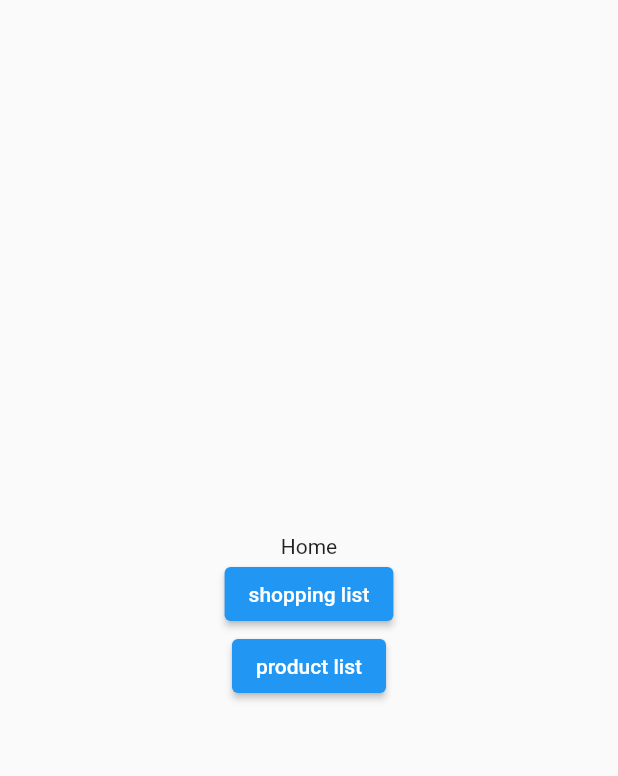
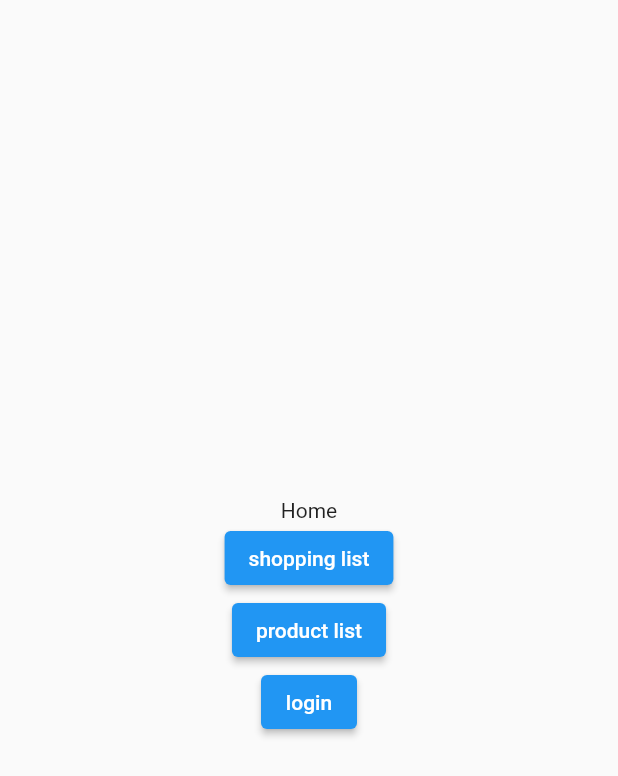
Before and after one commit to BerentM/zakupy-frontend, a Flutter app: the screen it shows after launch, on a phone screen of 412 x 824 dp. Shown: the top 776 px of the screen. Run offline on Flutter 3.47's test engine with Material 2 defaults, Android fonts, the phone set to English and light mode, and no system bars; our stand-ins replace bloc, equatable, flutter_bloc, flutter_secure_storage, logger; generated files the repository leaves out were written again.

Commit message:
feat: login page + secure storage

```diff
--- a/lib/constants/strings.dart
+++ b/lib/constants/strings.dart
@@ -5,5 +5,6 @@ const PRODUCT_LIST = "/product_list";
 const ADD_PRODUCT = "/add_product_list";
 const EDIT_PRODUCT = "/edit_product_list";
 const HOME = "/";
+const LOGIN = "/login";
 
 const BASE_API_URL = "http://10.0.2.2:8000";
--- /dev/null
+++ b/lib/data/models/auth.dart
@@ -0,0 +1,29 @@
+// To parse this JSON data, do
+//
+//     final jwtLogin = jwtLoginFromJson(jsonString);
+
+import 'dart:convert';
+
+JwtLogin jwtLoginFromJson(String str) => JwtLogin.fromJson(json.decode(str));
+
+String jwtLoginToJson(JwtLogin data) => json.encode(data.toJson());
+
+class JwtLogin {
+  JwtLogin({
+    required this.accessToken,
+    required this.tokenType,
+  });
+
+  String accessToken;
+  String tokenType;
+
+  factory JwtLogin.fromJson(Map<String, dynamic> json) => JwtLogin(
+        accessToken: json["access_token"],
+        tokenType: json["token_type"],
+      );
+
+  Map<String, dynamic> toJson() => {
+        "access_token": accessToken,
+        "token_type": tokenType,
+      };
+}
--- /dev/null
+++ b/lib/utils/storage.dart
@@ -0,0 +1,3 @@
+import 'package:flutter_secure_storage/flutter_secure_storage.dart';
+
+final storage = FlutterSecureStorage();
--- a/lib/view/home/home.dart
+++ b/lib/view/home/home.dart
@@ -21,6 +21,12 @@ class Home extends StatelessWidget {
               onPressed: (() => Navigator.pushNamed(context, PRODUCT_LIST)),
               child: Text(AppLocalizations.of(context)!.product_list),
             ),
+          ),
+          Center(
+            child: ElevatedButton(
+              onPressed: (() => Navigator.pushNamed(context, LOGIN)),
+              child: Text(AppLocalizations.of(context)!.login),
+            ),
           )
         ],
       ),
--- /dev/null
+++ b/lib/view/login/cubit/login_cubit.dart
@@ -0,0 +1,16 @@
+import 'package:bloc/bloc.dart';
+import 'package:equatable/equatable.dart';
+import 'package:zakupy_frontend/data/api_service.dart';
+import 'package:zakupy_frontend/utils/storage.dart';
+
+part 'login_state.dart';
+
+class LoginCubit extends Cubit<LoginState> {
+  LoginCubit() : super(LoginInitial());
+
+  Future<void> getToken(String username, password) async {
+    var token = await ApiService().login(username, password);
+    storage.write(key: "jwt", value: token.accessToken);
+    emit(LoggedIn());
+  }
+}
--- /dev/null
+++ b/lib/view/login/login.dart
@@ -0,0 +1,16 @@
+import 'package:flutter/material.dart';
+import 'package:flutter_bloc/flutter_bloc.dart';
+import 'package:zakupy_frontend/view/login/cubit/login_cubit.dart';
+import 'package:zakupy_frontend/view/login/widgets/login_view.dart';
+
+class Login extends StatelessWidget {
+  const Login({Key? key}) : super(key: key);
+
+  @override
+  Widget build(BuildContext context) {
+    return BlocProvider(
+      create: (context) => LoginCubit(),
+      child: const LoginView(),
+    );
+  }
+}
--- a/lib/view/router.dart
+++ b/lib/view/router.dart
@@ -2,6 +2,7 @@ import 'package:flutter/material.dart';
 import 'package:zakupy_frontend/constants/strings.dart';
 import 'package:zakupy_frontend/data/models/product_list.dart' as m;
 import 'package:zakupy_frontend/view/home/home.dart';
+import 'package:zakupy_frontend/view/login/login.dart';
 import 'package:zakupy_frontend/view/shopping_list/shopping_list.dart';
 import 'package:zakupy_frontend/view/product_list/product_list.dart';
 import 'package:zakupy_frontend/view/product_list/widgets/product_list_add_view.dart';
@@ -18,6 +19,8 @@ class AppRouter {
         return MaterialPageRoute(builder: (_) => const ProductList());
       case ADD_PRODUCT:
         return MaterialPageRoute(builder: (_) => const ProductListAddView());
+      case LOGIN:
+        return MaterialPageRoute(builder: (_) => const Login());
       case EDIT_PRODUCT:
         return MaterialPageRoute(
           builder: (_) => ProductListEditView(
--- a/pubspec.yaml
+++ b/pubspec.yaml
@@ -15,6 +15,7 @@ dependencies:
     sdk: flutter
   flutter_bloc: ^8.1.1
   flutter_localization: ^0.1.9
+  flutter_secure_storage: ^8.0.0
   http: ^0.13.5
   intl: ^0.17.0
   logger: ^1.2.2
```
Also changed, not shown: lib/data/api_service.dart (+18 -2 lines), lib/l10n/app_en.arb (+7 -1 lines), lib/l10n/app_pl.arb (+7 -1 lines), lib/view/login/cubit/login_state.dart (added, +12 -0 lines), lib/view/login/widgets/login_view.dart (added, +100 -0 lines), 1 other file.
